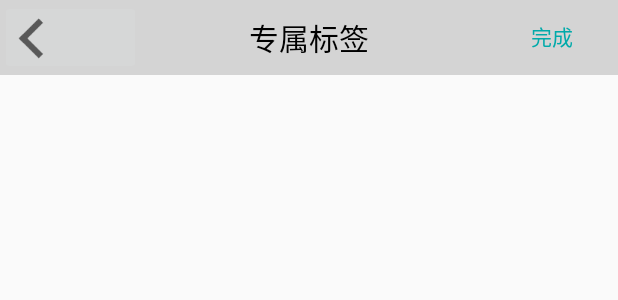
After one commit to zhizhi1hao/PickPerson, an Android app: the layout wo_jianren.xml on its own in the app's theme, with its tools: preview values and no code run, on a phone screen of 412 x 824 dp. The commit adds this screen. Shown: the top 300 px of the screen. Run offline under Robolectric (Android 15) with nearby library versions, the light colour scheme and no system bars.

Commit message:
李源  我

```diff
--- a/app/src/main/java/day10/qianfeng/com/pickperson/activity/WoActivity.java
+++ b/app/src/main/java/day10/qianfeng/com/pickperson/activity/WoActivity.java
@@ -4,6 +4,8 @@ import android.support.v7.app.ActionBarActivity;
 import android.os.Bundle;
 import android.view.Menu;
 import android.view.MenuItem;
+
+import day10.qianfeng.com.pickperson.R;
 
 
 public class WoActivity extends ActionBarActivity {
--- /dev/null
+++ b/app/src/main/res/layout/wo_jianren.xml
@@ -0,0 +1,37 @@
+<?xml version="1.0" encoding="utf-8"?>
+<LinearLayout xmlns:android="http://schemas.android.com/apk/res/android"
+    android:orientation="vertical" android:layout_width="match_parent"
+    android:layout_height="match_parent">
+
+    <RelativeLayout
+        android:layout_width="match_parent"
+        android:layout_height="50dp"
+        android:background="#d4d4d4">
+
+        <ImageButton
+            android:layout_width="wrap_content"
+            android:layout_height="wrap_content"
+            android:src="@drawable/back" />
+
+        <TextView
+            android:layout_width="wrap_content"
+            android:layout_height="wrap_content"
+            android:layout_centerHorizontal="true"
+            android:layout_centerVertical="true"
+            android:text="专属标签"
+            android:textColor="#000000"
+            android:textSize="20sp" />
+
+        <Button
+            android:layout_width="wrap_content"
+            android:layout_height="wrap_content"
+            android:layout_alignParentEnd="true"
+            android:layout_alignParentRight="true"
+            android:layout_alignParentTop="true"
+            android:background="@null"
+            android:text="完成"
+            android:textColor="#00aaaa" />
+
+    </RelativeLayout>
+
+</LinearLayout>
```
